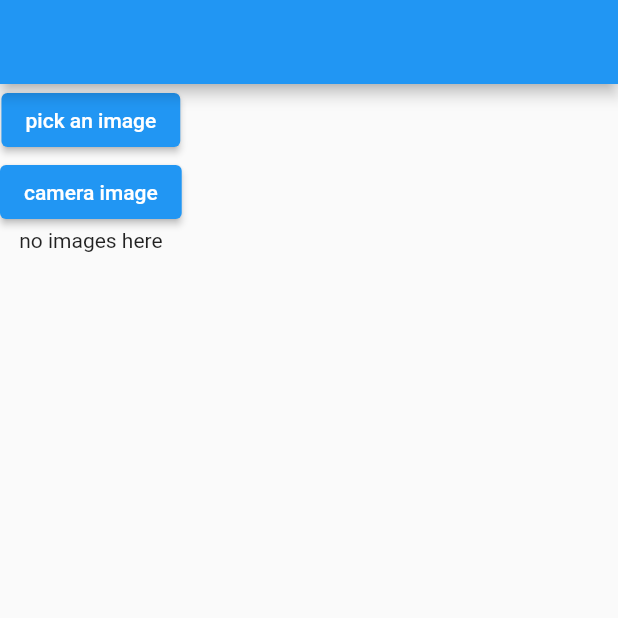
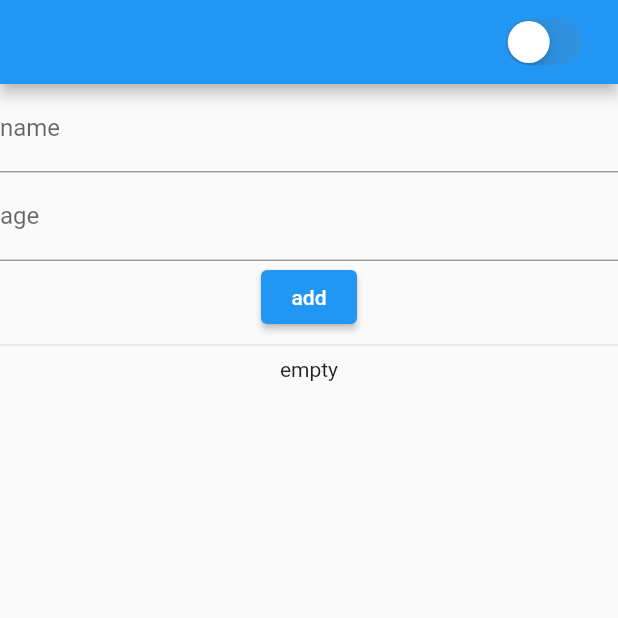
Before and after one commit to Nuri801/notifications_images_localdatabase, a Flutter app: the screen it shows after launch, on a phone screen of 412 x 824 dp, the top half of it. Run offline on Flutter 3.47's test engine with Material 2 defaults, Android fonts, the phone set to English and light mode, and no system bars; our stand-ins replace flutter_local_notifications, hive, hive_flutter, image_picker; accounts and stored records are empty; generated files the repository leaves out were written again.

Commit message:
Hive is set and running, storing data locally.

```diff
--- a/lib/main.dart
+++ b/lib/main.dart
@@ -1,9 +1,23 @@
 import 'package:fast_campus_app/pages/image_picker_page.dart';
 import 'package:fast_campus_app/pages/notification_page.dart';
+import 'package:fast_campus_app/pages/user_list_page.dart';
 import 'package:flutter/material.dart';
+import 'package:hive/hive.dart';
+import 'package:hive_flutter/hive_flutter.dart';
 
-void main() {
+import 'model/inputform.dart';
+
+Future<void> main() async {
+  WidgetsFlutterBinding.ensureInitialized();
+  await _initHive();
   runApp(const MyApp());
+}
+
+Future<void> _initHive() async {
+  await Hive.initFlutter();
+  Hive.registerAdapter(InputFormAdapter());
+  await Hive.openBox("darkModeBox");
+  await Hive.openBox<InputForm>("inputFormBox");
 }
 
 class MyApp extends StatelessWidget {
@@ -11,9 +25,19 @@ class MyApp extends StatelessWidget {
 
   @override
   Widget build(BuildContext context) {
-    return const MaterialApp(
-      debugShowCheckedModeBanner: false,
-      home: ImagePickerPage(),
+
+    return ValueListenableBuilder(
+      valueListenable: Hive.box("darkModeBox").listenable(),
+
+        builder: (context, box, widget) {
+          final darkMode = box.get('darkMode', defaultValue: false);
+          return MaterialApp(
+          themeMode: darkMode ? ThemeMode.dark : ThemeMode.light,
+          darkTheme: ThemeData.dark(),
+          debugShowCheckedModeBanner: false,
+          home: UserListPage(),
+        );
+      },
     );
   }
 }
--- a/lib/model/inputform.dart
+++ b/lib/model/inputform.dart
@@ -0,0 +1,14 @@
+import 'package:hive/hive.dart';
+
+part 'inputform.g.dart';
+
+@HiveType(typeId: 1)
+class InputForm extends HiveObject {
+  InputForm({required this.name, required this.age});
+
+  @HiveField(0)
+  String name;
+
+  @HiveField(1)
+  int age;
+}
--- a/lib/pages/user_list_page.dart
+++ b/lib/pages/user_list_page.dart
@@ -0,0 +1,121 @@
+import 'package:fast_campus_app/model/inputform.dart';
+import 'package:flutter/cupertino.dart';
+import 'package:flutter/material.dart';
+import 'package:hive/hive.dart';
+import 'package:hive_flutter/adapters.dart';
+
+class UserListPage extends StatefulWidget {
+  const UserListPage({Key? key}) : super(key: key);
+
+  @override
+  State<UserListPage> createState() => _UserListPageState();
+}
+
+bool isDarkMode = false;
+
+class _UserListPageState extends State<UserListPage> {
+  TextEditingController nameController = TextEditingController();
+  TextEditingController ageController = TextEditingController();
+
+  @override
+  void dispose() {
+    nameController.dispose();
+    ageController.dispose();
+    super.dispose();
+  }
+
+  late Box _darkMode;
+  late Box<InputForm> _inputFormBox;
+
+  @override
+  void initState() {
+    _darkMode = Hive.box('darkModeBox');
+    _inputFormBox = Hive.box<InputForm>('inputFormBox');
+    super.initState();
+  }
+
+  @override
+  Widget build(BuildContext context) {
+    return Scaffold(
+      appBar: AppBar(
+        actions: [
+          CupertinoSwitch(
+            value: isDarkMode,
+            onChanged: (val) {
+              setState(() {
+                isDarkMode = val;
+                _darkMode.put('darkMode', val);
+              });
+            },
+          ),
+          const SizedBox(
+            width: 20,
+          ),
+        ],
+      ),
+      body: Column(
+        children: [
+          Column(
+            children: [
+              TextField(
+                controller: nameController,
+                decoration: const InputDecoration(
+                  label: Text('name'),
+                ),
+              ),
+              TextField(
+                controller: ageController,
+                keyboardType: TextInputType.number,
+                decoration: const InputDecoration(
+                  label: Text('age'),
+                ),
+              ),
+              ElevatedButton(
+                onPressed: () {
+                  _inputFormBox.add(
+                    InputForm(
+                      name: nameController.text,
+                      age: int.parse(ageController.text),
+                    ),
+                  );
+                },
+                child: const Text('add'),
+              )
+            ],
+          ),
+          const Divider(),
+          ValueListenableBuilder(
+            valueListenable: Hive.box<InputForm>("inPutFormBox").listenable(),
+            builder: (context, Box<InputForm> inPutFormBox, widget) {
+              final users = _inputFormBox.values.toList();
+              return Expanded(
+                child: users.isEmpty
+                    ? const Text('empty')
+                    : ListView.builder(
+                        itemCount: users.length,
+                        itemBuilder: (context, i) {
+                          return ListTile(
+                            title: Text(users[i].name),
+                            subtitle: Text(users[i].age.toString()),
+                            // trailing: MaterialButton(
+                            //   onPressed: () {
+                            //     final inputForm = users[i];
+                            //     inPutFormBox.delete(inputForm.key);
+                            //   },
+                            //   child: const Icon(
+                            //     Icons.cancel_sharp,
+                            //     color: Colors.red,
+                            //     size: 25,
+                            //   ),
+                            // ),
+                          );
+                        },
+                      ),
+              );
+            },
+          ),
+        ],
+      ),
+    );
+  }
+}
--- a/pubspec.yaml
+++ b/pubspec.yaml
@@ -40,6 +40,9 @@ dependencies:
   image_picker:
   video_player:
   html:
+  hive: ^2.2.3
+  hive_flutter: ^1.1.0
+
 
 dev_dependencies:
   flutter_test:
@@ -51,6 +54,8 @@ dev_dependencies:
   # package. See that file for information about deactivating specific lint
   # rules and activating additional ones.
   flutter_lints: ^2.0.0
+  hive_generator: ^2.0.0
+  build_runner: ^2.3.3
 
 # For information on the generic Dart part of this file, see the
 # following page: https://dart.dev/tools/pub/pubspec
```
Also changed, not shown: pubspec.lock, 2 other files.
